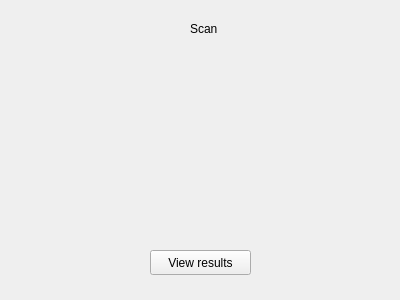
Qt form scanpage.ui (andreias144/3004Final) before a commit.
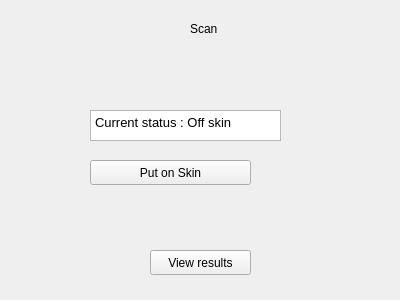
The same form after that commit.

Commit message: On/Off skin toggle button completed

```diff
--- a/scanpage.ui
+++ b/scanpage.ui
@@ -39,6 +39,36 @@
     <string>View results</string>
    </property>
   </widget>
+  <widget class="QTextEdit" name="skinStatus">
+   <property name="geometry">
+    <rect>
+     <x>90</x>
+     <y>110</y>
+     <width>191</width>
+     <height>31</height>
+    </rect>
+   </property>
+   <property name="html">
+    <string>&lt;!DOCTYPE HTML PUBLIC &quot;-//W3C//DTD HTML 4.0//EN&quot; &quot;http://www.w3.org/TR/REC-html40/strict.dtd&quot;&gt;
+&lt;html&gt;&lt;head&gt;&lt;meta name=&quot;qrichtext&quot; content=&quot;1&quot; /&gt;&lt;style type=&quot;text/css&quot;&gt;
+p, li { white-space: pre-wrap; }
+&lt;/style&gt;&lt;/head&gt;&lt;body style=&quot; font-family:'Sans'; font-size:10pt; font-weight:400; font-style:normal;&quot;&gt;
+&lt;p style=&quot; margin-top:0px; margin-bottom:0px; margin-left:0px; margin-right:0px; -qt-block-indent:0; text-indent:0px;&quot;&gt;Current status : Off skin&lt;/p&gt;&lt;/body&gt;&lt;/html&gt;</string>
+   </property>
+  </widget>
+  <widget class="QPushButton" name="skinToggleButton">
+   <property name="geometry">
+    <rect>
+     <x>90</x>
+     <y>160</y>
+     <width>161</width>
+     <height>25</height>
+    </rect>
+   </property>
+   <property name="text">
+    <string>Put on Skin</string>
+   </property>
+  </widget>
  </widget>
  <resources/>
  <connections/>
```
The commit also changes 8 other files.
